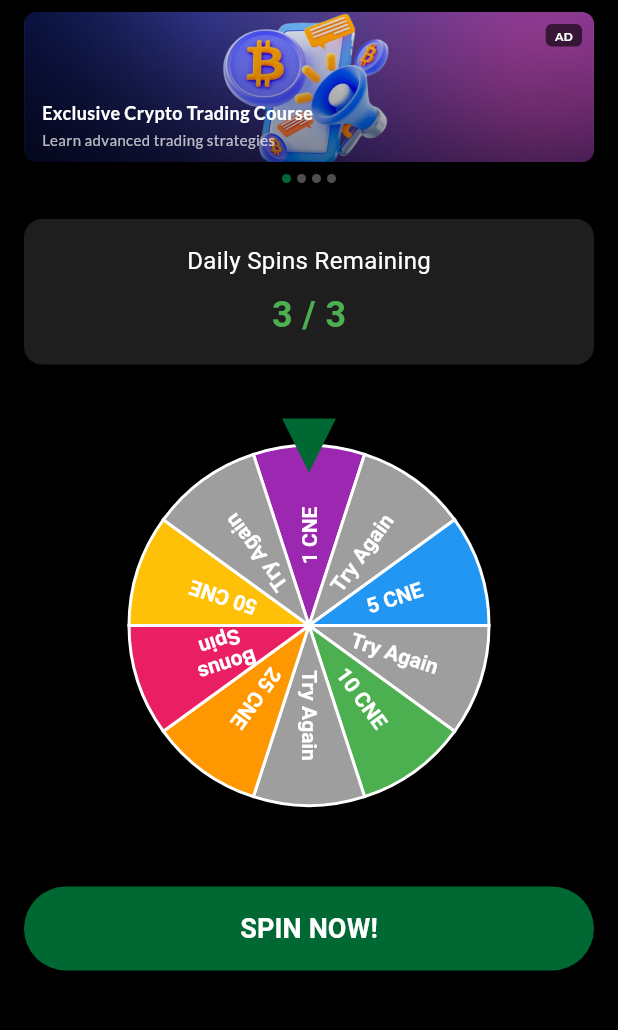
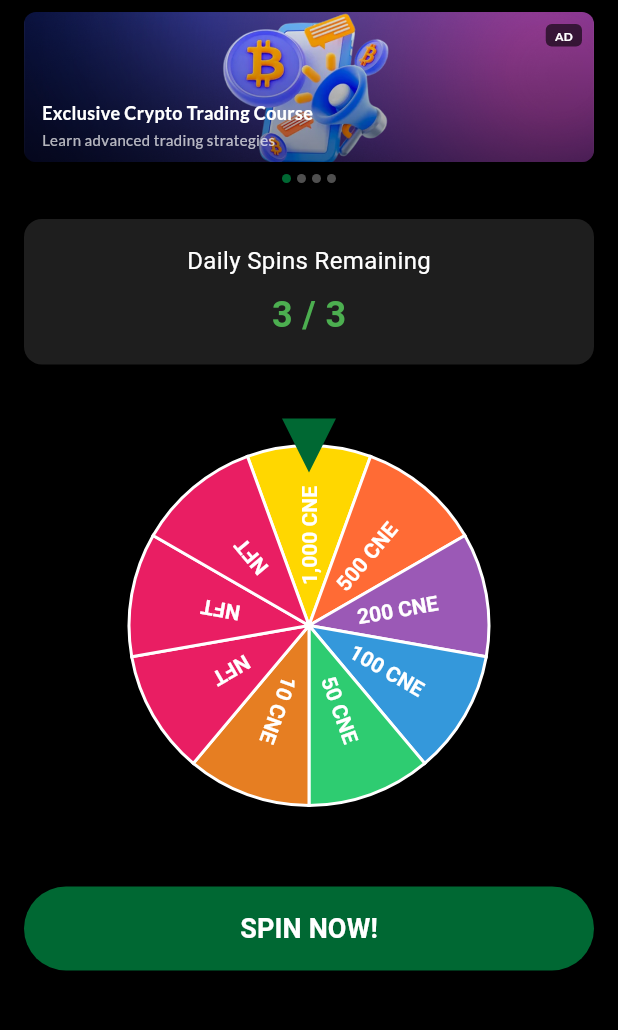
Before and after one commit to yerinsabraham/CoinNewsExtraTV, a Flutter app: the Spin2EarnGamePage screen opened by its route, on a phone screen of 412 x 824 dp, the part 84-1114 px from its top. Run offline on Flutter 3.47's test engine with Material 3 defaults, Android fonts, the phone set to English and light mode, and no system bars; drawn by our look-alikes of flutter_fortune_wheel; our stand-ins replace cloud_firestore, confetti, feather_icons, firebase_auth, firebase_core, google_sign_in and 3 more; accounts and stored records are empty.

Commit message:
Update Spin2Earn with correct prize breakdown 🎯
✨ Prize structure corrected to specification:
- 1,000 CNE: 1% chance (gold color, rarest)
- 500 CNE: 4% chance (orange-red)
- 200 CNE: 10% chance (purple)
- 100 CNE: 20% chance (blue)
- 50 CNE: 30% chance (green, most common CNE)
- 10 CNE: 5% chance (orange)
- NFT: 30% total (3 segments × 10% each, pink color)

🎨 Enhanced features:
- Premium color scheme for high-value prizes
- NFT win celebration with special messaging
- Proper comma handling for 1,000+ CNE amounts
- Confetti animations for all wins including NFTs

🎮 Balanced gameplay:
- Higher probability for moderate rewards (50-100 CNE)
- Rare but exciting high-value prizes (500-1,000 CNE)
- NFT rewards add collectible value beyond currency

```diff
--- a/lib/screens/spin2earn_game_page.dart
+++ b/lib/screens/spin2earn_game_page.dart
@@ -25,18 +25,17 @@ class _Spin2EarnGamePageState extends State<Spin2EarnGamePage> {
   // Confetti controller
   late ConfettiController _confettiController;
 
-  // Prize items
+  // Prize items (9 segments as specified)
   final List<String> prizes = [
-    '1 CNE',
-    'Try Again',
-    '5 CNE',
-    'Try Again',
-    '10 CNE',
-    'Try Again',
-    '25 CNE',
-    'Bonus Spin',
-    '50 CNE',
-    'Try Again',
+    '1,000 CNE',  // 1% chance
+    '500 CNE',    // 4% chance
+    '200 CNE',    // 10% chance
+    '100 CNE',    // 20% chance
+    '50 CNE',     // 30% chance
+    '10 CNE',     // 5% chance
+    'NFT',        // 10% chance
+    'NFT',        // 10% chance
+    'NFT',        // 10% chance
   ];
 
   @override
@@ -54,13 +53,14 @@ class _Spin2EarnGamePageState extends State<Spin2EarnGamePage> {
   }
 
   Color _getPrizeColor(String prize) {
-    if (prize.contains('50 CNE')) return Colors.amber;
-    if (prize.contains('25 CNE')) return Colors.orange;
-    if (prize.contains('10 CNE')) return Colors.green;
-    if (prize.contains('5 CNE')) return Colors.blue;
-    if (prize.contains('1 CNE')) return Colors.purple;
-    if (prize.contains('Bonus Spin')) return Colors.pink;
-    return Colors.grey; // Try Again
+    if (prize.contains('1,000 CNE')) return const Color(0xFFFFD700); // Gold
+    if (prize.contains('500 CNE')) return const Color(0xFFFF6B35); // Orange-red
+    if (prize.contains('200 CNE')) return const Color(0xFF9B59B6); // Purple
+    if (prize.contains('100 CNE')) return const Color(0xFF3498DB); // Blue
+    if (prize.contains('50 CNE')) return const Color(0xFF2ECC71); // Green
+    if (prize.contains('10 CNE')) return const Color(0xFFE67E22); // Orange
+    if (prize == 'NFT') return const Color(0xFFE91E63); // Pink
+    return Colors.grey;
   }
 
   void _spinWheel() {
@@ -86,18 +86,17 @@ class _Spin2EarnGamePageState extends State<Spin2EarnGamePage> {
   }
 
   int _getWeightedRandomIndex() {
-    // Prize probabilities (higher weight = more likely)
+    // Prize probabilities matching your specification
     final weights = [
-      10, // 1 CNE (10% chance)
-      30, // Try Again (30% chance)
-      15, // 5 CNE (15% chance)
-      25, // Try Again (25% chance)
-      8,  // 10 CNE (8% chance)
-      20, // Try Again (20% chance)
-      5,  // 25 CNE (5% chance)
-      3,  // Bonus Spin (3% chance)
-      2,  // 50 CNE (2% chance)
-      15, // Try Again (15% chance)
+      1,  // 1,000 CNE (1% chance)
+      4,  // 500 CNE (4% chance)
+      10, // 200 CNE (10% chance)
+      20, // 100 CNE (20% chance)
+      30, // 50 CNE (30% chance)
+      5,  // 10 CNE (5% chance)
+      10, // NFT (10% chance)
+      10, // NFT (10% chance)
+      10, // NFT (10% chance)
     ];
 
     final totalWeight = weights.fold(0, (sum, weight) => sum + weight);
@@ -122,21 +121,19 @@ class _Spin2EarnGamePageState extends State<Spin2EarnGamePage> {
 
   void _processPrizeResult(String prize) {
     if (prize.contains('CNE')) {
-      // Extract CNE amount
-      final amount = int.tryParse(prize.replaceAll(RegExp(r'[^0-9]'), '')) ?? 0;
+      // Extract CNE amount (handle commas in numbers like 1,000)
+      final amountStr = prize.replaceAll(RegExp(r'[^0-9,]'), '').replaceAll(',', '');
+      final amount = int.tryParse(amountStr) ?? 0;
       setState(() {
         _userCNE += amount;
       });
       _saveGameData();
       _showResultDialog(prize, 'Congratulations! You won $amount CNE!', true);
-    } else if (prize == 'Bonus Spin') {
-      setState(() {
-        _dailySpinsUsed = (_dailySpinsUsed - 1).clamp(0, _maxDailySpins);
-      });
-      _saveGameData();
-      _showResultDialog(prize, 'Lucky! You got a bonus spin!', true);
+    } else if (prize == 'NFT') {
+      // NFT win - no CNE added but still a win
+      _showResultDialog(prize, '🎨 Amazing! You won an NFT!\n\nYour NFT will be sent to your wallet soon.', true);
     } else {
-      // Try Again
+      // Should not happen with new prize structure, but keeping as fallback
       _showResultDialog(prize, 'Better luck next time! Try your next spin.', false);
     }
   }
```
